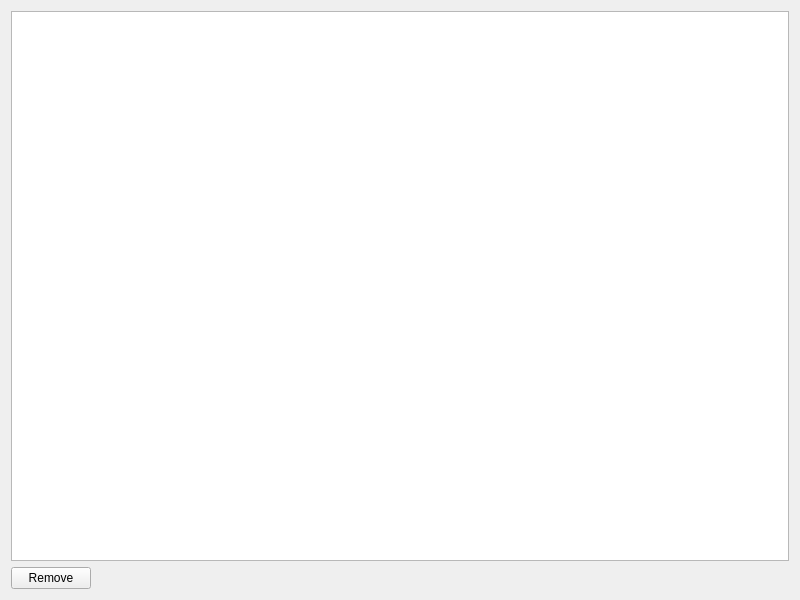
Before: the Qt Designer form launcher/ui/pages/global/modblacklistpage.ui in graytoowolf/MiniSkins, drawn with Qt 5.
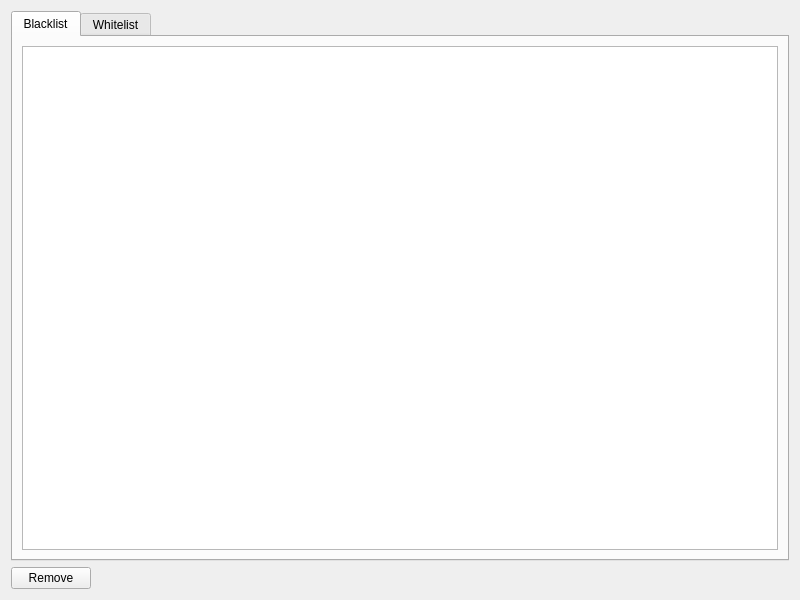
After: the same form once the commit is applied.

What changed in the file:
```diff
--- a/launcher/ui/pages/global/modblacklistpage.ui
+++ b/launcher/ui/pages/global/modblacklistpage.ui
@@ -12,7 +12,31 @@
   </property>
   <layout class="QVBoxLayout" name="verticalLayout">
    <item>
-    <widget class="QTableWidget" name="tableWidget"/>
+    <widget class="QTabWidget" name="tabWidget">
+     <property name="currentIndex">
+      <number>0</number>
+     </property>
+     <widget class="QWidget" name="blacklistTab">
+      <attribute name="title">
+       <string>Blacklist</string>
+      </attribute>
+      <layout class="QHBoxLayout" name="horizontalLayout_2">
+       <item>
+        <widget class="QTableWidget" name="blacklistTableWidget"/>
+       </item>
+      </layout>
+     </widget>
+     <widget class="QWidget" name="WhitelistTab">
+      <attribute name="title">
+       <string>Whitelist</string>
+      </attribute>
+      <layout class="QHBoxLayout" name="horizontalLayout_3">
+       <item>
+        <widget class="QTableWidget" name="whitelistTableWidget"/>
+       </item>
+      </layout>
+     </widget>
+    </widget>
    </item>
    <item>
     <layout class="QHBoxLayout" name="horizontalLayout">
```
